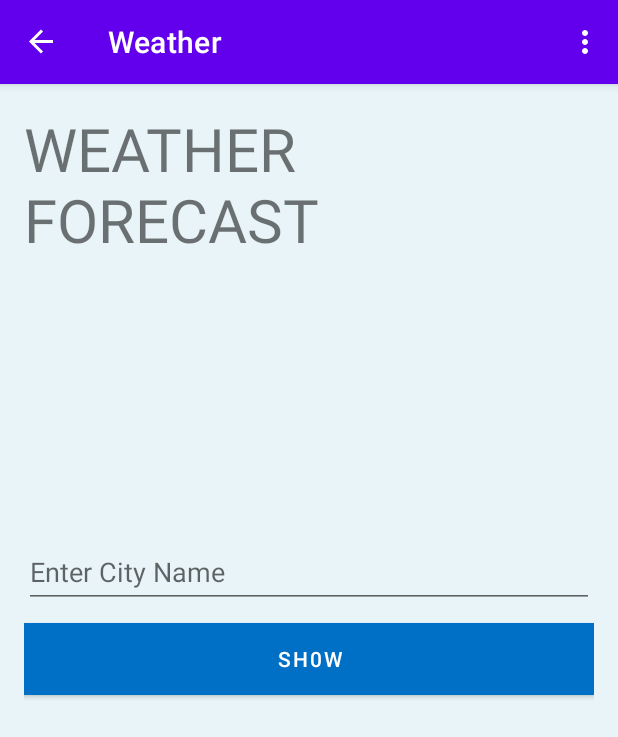
After one commit to SenRecep/agriculture-application, an Android app: the WeatherFragment screen opened through its navigation route, on a phone screen of 412 x 824 dp. The commit adds this screen. Shown: the top 737 px of the screen. Run offline under Robolectric (Android 15) with nearby library versions, the phone set to English and light mode, and no system bars; our stand-ins replace navigation-ui; network calls fail.

Commit message:
Weather Module

```diff
--- a/src/clients/android/app/src/main/java/com/example/agricultureapplication/ui/posts/postsList/PostsListViewModel.kt
+++ b/src/clients/android/app/src/main/java/com/example/agricultureapplication/ui/posts/postsList/PostsListViewModel.kt
@@ -7,9 +7,11 @@ import androidx.lifecycle.ViewModel
 import androidx.lifecycle.viewModelScope
 import com.example.agricultureapplication.models.api.ApiError
 import com.example.agricultureapplication.models.api.Pager
+import com.example.agricultureapplication.models.openweathermap.OpenWeatherMap
 import com.example.agricultureapplication.models.webapi.Post
 import com.example.agricultureapplication.services.LocationData
 import com.example.agricultureapplication.services.LocationService
+import com.example.agricultureapplication.services.apiServices.OpenWeatherMapService
 import com.example.agricultureapplication.services.apiServices.PostsService
 import com.example.agricultureapplication.services.apiServices.TokenService
 import com.example.agricultureapplication.utility.GlobalApp
@@ -21,6 +23,7 @@ class PostsListViewModel : ViewModel(), IViewModelState {
     override var loadingState: MutableLiveData<LoadingState> = MutableLiveData()
     override var errorState: MutableLiveData<ApiError?> = MutableLiveData()
     var posts: MutableLiveData<ArrayList<Post>> = MutableLiveData()
+    var weather: MutableLiveData<OpenWeatherMap> = MutableLiveData()
     var isOwner: MutableLiveData<Boolean> = MutableLiveData()
 
     fun isAdmin() {
@@ -43,4 +46,5 @@ class PostsListViewModel : ViewModel(), IViewModelState {
             loadingState.value= LoadingState.Loaded
         }
     }
+
 }
--- a/src/clients/android/app/src/main/java/com/example/agricultureapplication/ui/posts/postsList/postsListFragment.kt
+++ b/src/clients/android/app/src/main/java/com/example/agricultureapplication/ui/posts/postsList/postsListFragment.kt
@@ -48,6 +48,8 @@ class postsListFragment : Fragment() {
         MainActivity.setErrorStatus(viewModel, viewLifecycleOwner)
 
         viewModel.isAdmin()
+
+
 
         fragmentView.btn_post_add.setOnClickListener {
             it.findNavController().navigate(R.id.postsAddFragmentNav)
--- /dev/null
+++ b/src/clients/android/app/src/main/java/com/example/agricultureapplication/ui/weather/WeatherFragment.kt
@@ -0,0 +1,35 @@
+package com.example.agricultureapplication.ui.weather
+
+import androidx.lifecycle.ViewModelProvider
+import android.os.Bundle
+import android.util.Log
+import androidx.fragment.app.Fragment
+import android.view.LayoutInflater
+import android.view.View
+import android.view.ViewGroup
+import com.example.agricultureapplication.R
+import kotlinx.android.synthetic.main.weather_fragment.view.*
+
+class WeatherFragment : Fragment() {
+    private lateinit var viewModel: WeatherViewModel
+
+    override fun onCreateView(
+        inflater: LayoutInflater, container: ViewGroup?,
+        savedInstanceState: Bundle?
+    ): View? {
+        viewModel = ViewModelProvider(this)[WeatherViewModel::class.java]
+        var fragmentView = inflater.inflate(R.layout.weather_fragment, container, false)
+
+        viewModel.weather.observe(viewLifecycleOwner) {
+            Log.d("weather", it.toString())
+            fragmentView.txt_weather_result.text = it.toString()
+        }
+
+        fragmentView.btn_weather_show.setOnClickListener {
+            var city = fragmentView.txt_weather_city.text.toString()
+            viewModel.getWeather(city)
+        }
+
+        return fragmentView
+    }
+}
--- /dev/null
+++ b/src/clients/android/app/src/main/java/com/example/agricultureapplication/ui/weather/WeatherViewModel.kt
@@ -0,0 +1,29 @@
+package com.example.agricultureapplication.ui.weather
+
+import androidx.lifecycle.MutableLiveData
+import androidx.lifecycle.ViewModel
+import androidx.lifecycle.viewModelScope
+import com.example.agricultureapplication.models.api.ApiError
+import com.example.agricultureapplication.models.openweathermap.OpenWeatherMap
+import com.example.agricultureapplication.services.apiServices.OpenWeatherMapService
+import com.example.agricultureapplication.utility.IViewModelState
+import com.example.agricultureapplication.utility.LoadingState
+import kotlinx.coroutines.launch
+
+class WeatherViewModel : ViewModel(), IViewModelState {
+    override var loadingState: MutableLiveData<LoadingState> = MutableLiveData()
+    override var errorState: MutableLiveData<ApiError?> = MutableLiveData()
+    var weather: MutableLiveData<OpenWeatherMap> = MutableLiveData()
+
+    fun getWeather(city:String){
+        loadingState.value = LoadingState.Loading
+        viewModelScope.launch {
+            var response= OpenWeatherMapService.getWeather(city)
+            if (!response.isSuccessful)
+                errorState.value= response.error
+            else
+                weather.value= response.data!!
+            loadingState.value= LoadingState.Loaded
+        }
+    }
+}
--- /dev/null
+++ b/src/clients/android/app/src/main/res/drawable/ic_baseline_wb_sunny_24.xml
@@ -0,0 +1,10 @@
+<vector xmlns:android="http://schemas.android.com/apk/res/android"
+    android:width="24dp"
+    android:height="24dp"
+    android:viewportWidth="24"
+    android:viewportHeight="24"
+    android:tint="?attr/colorControlNormal">
+  <path
+      android:fillColor="@android:color/white"
+      android:pathData="M6.76,4.84l-1.8,-1.79 -1.41,1.41 1.79,1.79 1.42,-1.41zM4,10.5L1,10.5v2h3v-2zM13,0.55h-2L11,3.5h2L13,0.55zM20.45,4.46l-1.41,-1.41 -1.79,1.79 1.41,1.41 1.79,-1.79zM17.24,18.16l1.79,1.8 1.41,-1.41 -1.8,-1.79 -1.4,1.4zM20,10.5v2h3v-2h-3zM12,5.5c-3.31,0 -6,2.69 -6,6s2.69,6 6,6 6,-2.69 6,-6 -2.69,-6 -6,-6zM11,22.45h2L13,19.5h-2v2.95zM3.55,18.54l1.41,1.41 1.79,-1.8 -1.41,-1.41 -1.79,1.8z"/>
+</vector>
--- a/src/clients/android/app/src/main/res/layout/posts_detail_fragment.xml
+++ b/src/clients/android/app/src/main/res/layout/posts_detail_fragment.xml
@@ -8,6 +8,7 @@
 
     <TextView
         android:id="@+id/txt_detail_name"
+        style="@style/Widget.AppCompat.TextView"
         android:layout_width="match_parent"
         android:layout_height="wrap_content"
         android:layout_marginStart="16dp"
--- /dev/null
+++ b/src/clients/android/app/src/main/res/layout/weather_fragment.xml
@@ -0,0 +1,59 @@
+<?xml version="1.0" encoding="utf-8"?>
+<LinearLayout xmlns:android="http://schemas.android.com/apk/res/android"
+    xmlns:app="http://schemas.android.com/apk/res-auto"
+    xmlns:tools="http://schemas.android.com/tools"
+    android:layout_width="match_parent"
+    android:layout_height="match_parent"
+    android:background="#e8f4f8"
+    android:orientation="vertical"
+    android:padding="16dp"
+    tools:context=".ui.weather.WeatherFragment">
+
+
+    <TextView
+        android:layout_width="wrap_content"
+        android:layout_height="wrap_content"
+        android:layout_gravity="center"
+        android:text="WEATHER FORECAST "
+        android:textSize="40sp" />
+
+    <LinearLayout
+        android:layout_width="match_parent"
+        android:layout_height="match_parent"
+        android:gravity="center"
+        android:orientation="vertical">
+
+        <EditText
+            android:id="@+id/txt_weather_city"
+            android:layout_width="match_parent"
+            android:layout_height="wrap_content"
+            android:layout_marginBottom="10dp"
+            android:ems="10"
+            android:hint="Enter City Name"
+            android:inputType="textPersonName"
+            android:minHeight="48dp" />
+
+        <Button
+            android:id="@+id/btn_weather_show"
+            android:layout_width="match_parent"
+            android:layout_height="wrap_content"
+            android:layout_marginBottom="10dp"
+            android:background="#0070c7"
+            android:onClick="getWeatherDetails"
+            android:text="SH0W"
+            android:textColor="@android:color/white"
+            app:backgroundTint="@null"
+            tools:ignore="OnClick" />
+
+        <ScrollView
+            android:layout_width="match_parent"
+            android:layout_height="150dp">
+
+            <TextView
+                android:id="@+id/txt_weather_result"
+                android:layout_width="match_parent"
+                android:layout_height="wrap_content" />
+        </ScrollView>
+
+    </LinearLayout>
+</LinearLayout>
--- a/src/clients/android/app/src/main/res/menu/activity_main_drawer.xml
+++ b/src/clients/android/app/src/main/res/menu/activity_main_drawer.xml
@@ -9,6 +9,10 @@
             android:icon="@drawable/ic_baseline_home_24"
             android:title="@string/menu_home" />
         <item
+            android:id="@+id/weatherFragmentNav"
+            android:icon="@drawable/ic_baseline_wb_sunny_24"
+            android:title="Weather" />
+        <item
             android:id="@+id/menu_logout"
             android:icon="@drawable/logout"
             android:title="@string/menu_logout" />
--- a/src/clients/android/app/src/main/res/navigation/user_navigation.xml
+++ b/src/clients/android/app/src/main/res/navigation/user_navigation.xml
@@ -43,4 +43,9 @@
             android:name="post"
             app:argType="com.example.agricultureapplication.models.webapi.Post" />
     </fragment>
+    <fragment
+        android:id="@+id/weatherFragmentNav"
+        android:name="com.example.agricultureapplication.ui.weather.WeatherFragment"
+        android:label="Weather"
+        tools:layout="@layout/weather_fragment" />
 </navigation>
```
Also changed, not shown: src/clients/android/app/src/main/java/com/example/agricultureapplication/models/openweathermap/OpenWeatherMap.kt (added, +80 -0 lines), src/clients/android/app/src/main/java/com/example/agricultureapplication/services/apiServices/OpenWeatherMapService.kt (added, +28 -0 lines), src/clients/android/app/src/main/java/com/example/agricultureapplication/services/retrofitServices/RetrofitOpenWeatherMapService.kt (added, +12 -0 lines).
